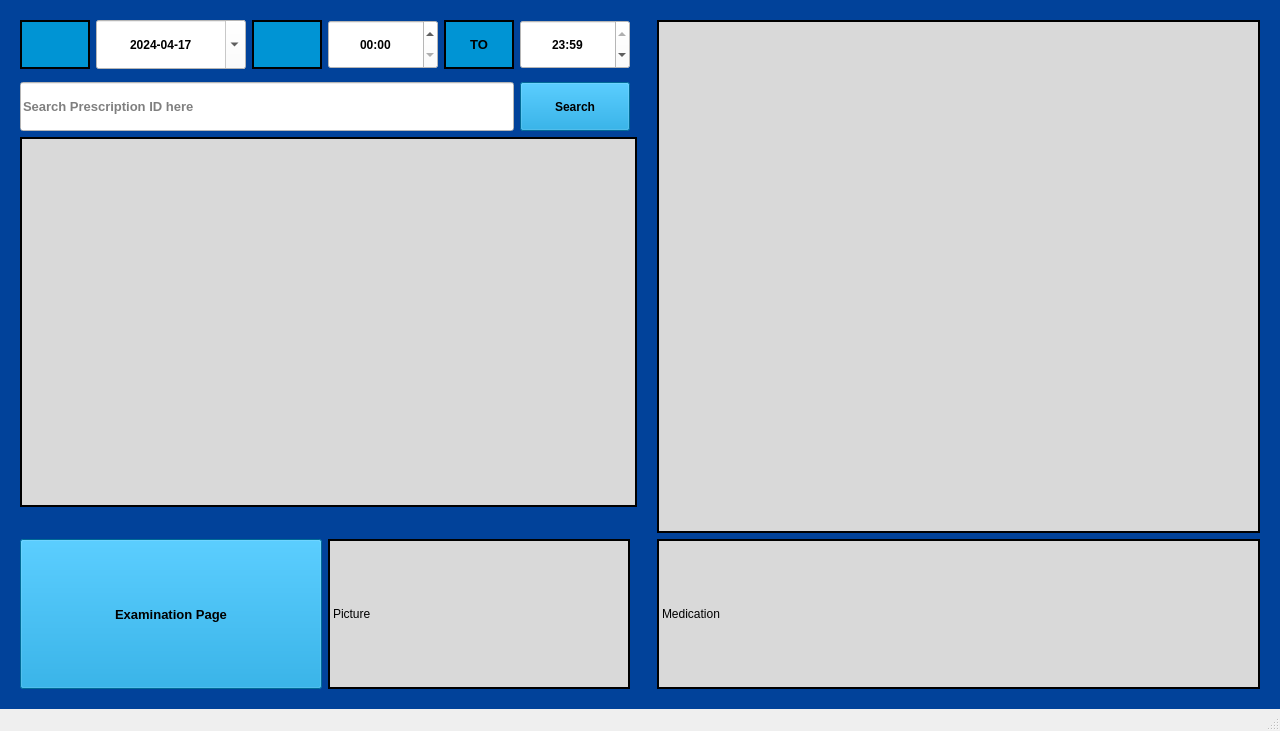
The window that UI/HistoryPage.ui (JamaicaBoi/MIM_prototype1) describes before a commit, drawn with Qt 5.
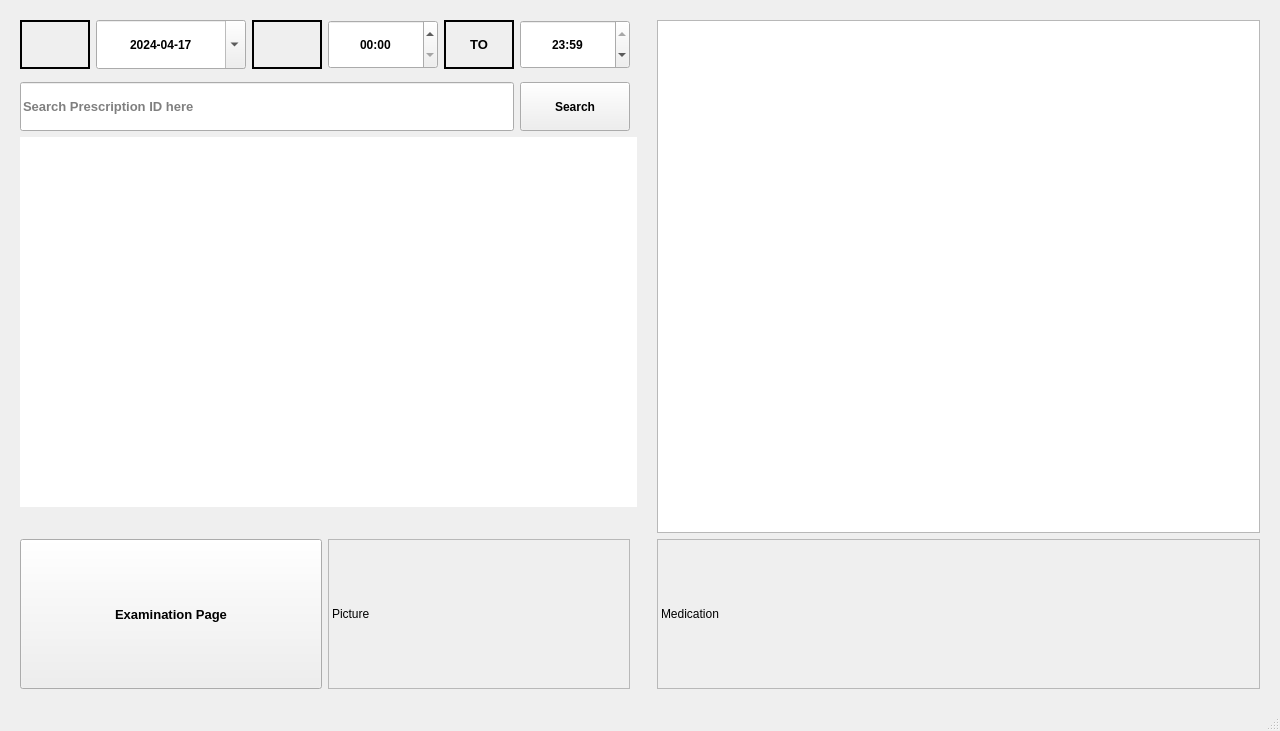
The same window after the commit. Icons and pictures are not drawn.

Diff of the .ui file:
```diff
--- a/UI/HistoryPage.ui
+++ b/UI/HistoryPage.ui
@@ -32,9 +32,6 @@
    </size>
   </property>
   <widget class="QWidget" name="centralwidget">
-   <property name="styleSheet">
-    <string notr="true">background-color: rgb(1, 66, 154);</string>
-   </property>
    <layout class="QGridLayout" name="gridLayout">
     <property name="leftMargin">
      <number>20</number>
@@ -68,9 +65,6 @@
         <bold>true</bold>
        </font>
       </property>
-      <property name="styleSheet">
-       <string notr="true">background-color: rgb(255, 255, 255);</string>
-      </property>
       <property name="alignment">
        <set>Qt::AlignCenter</set>
       </property>
@@ -110,9 +104,6 @@
         <bold>true</bold>
        </font>
       </property>
-      <property name="styleSheet">
-       <string notr="true">background-color: rgb(0, 148, 212);</string>
-      </property>
       <property name="text">
        <string>Examination Page</string>
       </property>
@@ -136,11 +127,8 @@
         <height>150</height>
        </size>
       </property>
-      <property name="styleSheet">
-       <string notr="true">background-color: rgb(217, 217, 217);</string>
-      </property>
       <property name="frameShape">
-       <enum>QFrame::Box</enum>
+       <enum>QFrame::StyledPanel</enum>
       </property>
       <property name="lineWidth">
        <number>2</number>
@@ -173,9 +161,6 @@
         <bold>true</bold>
        </font>
       </property>
-      <property name="styleSheet">
-       <string notr="true">background-color: rgb(255, 255, 255);</string>
-      </property>
       <property name="alignment">
        <set>Qt::AlignCenter</set>
       </property>
@@ -199,11 +184,8 @@
         <height>150</height>
        </size>
       </property>
-      <property name="styleSheet">
-       <string notr="true">background-color: rgb(217, 217, 217);</string>
-      </property>
       <property name="frameShape">
-       <enum>QFrame::Box</enum>
+       <enum>QFrame::StyledPanel</enum>
       </property>
       <property name="lineWidth">
        <number>2</number>
@@ -237,9 +219,6 @@
         <bold>true</bold>
        </font>
       </property>
-      <property name="styleSheet">
-       <string notr="true">background-color: rgb(0, 148, 212);</string>
-      </property>
       <property name="frameShape">
        <enum>QFrame::Box</enum>
       </property>
@@ -265,9 +244,6 @@
         <height>0</height>
        </size>
       </property>
-      <property name="styleSheet">
-       <string notr="true">background-color: rgb(0, 148, 212);</string>
-      </property>
       <property name="frameShape">
        <enum>QFrame::Box</enum>
       </property>
@@ -302,11 +278,8 @@
         <bold>true</bold>
        </font>
       </property>
-      <property name="styleSheet">
-       <string notr="true">background-color: rgb(217, 217, 217);</string>
-      </property>
       <property name="frameShape">
-       <enum>QFrame::Box</enum>
+       <enum>QFrame::NoFrame</enum>
       </property>
       <property name="frameShadow">
        <enum>QFrame::Plain</enum>
@@ -354,9 +327,6 @@
         <bold>true</bold>
        </font>
       </property>
-      <property name="styleSheet">
-       <string notr="true">background-color: rgb(255, 255, 255);</string>
-      </property>
       <property name="alignment">
        <set>Qt::AlignCenter</set>
       </property>
@@ -388,11 +358,8 @@
         <bold>true</bold>
        </font>
       </property>
-      <property name="styleSheet">
-       <string notr="true">background-color: rgb(217, 217, 217);</string>
-      </property>
       <property name="frameShape">
-       <enum>QFrame::Box</enum>
+       <enum>QFrame::StyledPanel</enum>
       </property>
       <property name="frameShadow">
        <enum>QFrame::Plain</enum>
@@ -434,9 +401,6 @@
         <height>49</height>
        </size>
       </property>
-      <property name="styleSheet">
-       <string notr="true">background-color: rgb(0, 148, 212);</string>
-      </property>
       <property name="frameShape">
        <enum>QFrame::Box</enum>
       </property>
@@ -481,9 +445,6 @@
         <bold>true</bold>
        </font>
       </property>
-      <property name="styleSheet">
-       <string notr="true">background-color: rgb(255, 255, 255);</string>
-      </property>
       <property name="placeholderText">
        <string>Search Prescription ID here</string>
       </property>
@@ -503,9 +464,6 @@
         <bold>true</bold>
        </font>
       </property>
-      <property name="styleSheet">
-       <string notr="true">background-color: rgb(0, 148, 212);</string>
-      </property>
       <property name="text">
        <string>Search</string>
       </property>
```
